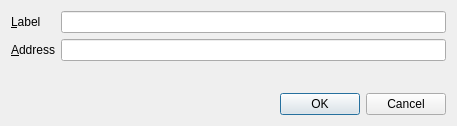
The window that src/qt/forms/editaddressdialog.ui (frozenflux3/munt-official) describes before a commit, drawn with Qt 5.
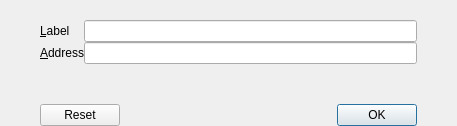
The same window after the commit. Custom widgets are drawn as their Qt base class.

```diff
--- a/src/qt/forms/editaddressdialog.ui
+++ b/src/qt/forms/editaddressdialog.ui
@@ -14,6 +14,21 @@
    <string>Edit Address</string>
   </property>
   <layout class="QVBoxLayout" name="verticalLayout">
+   <property name="spacing">
+    <number>0</number>
+   </property>
+   <property name="leftMargin">
+    <number>40</number>
+   </property>
+   <property name="topMargin">
+    <number>20</number>
+   </property>
+   <property name="rightMargin">
+    <number>40</number>
+   </property>
+   <property name="bottomMargin">
+    <number>0</number>
+   </property>
    <item>
     <layout class="QFormLayout" name="formLayout">
      <property name="fieldGrowthPolicy">
@@ -61,7 +76,7 @@
       <enum>Qt::Horizontal</enum>
      </property>
      <property name="standardButtons">
-      <set>QDialogButtonBox::Cancel|QDialogButtonBox::Ok</set>
+      <set>QDialogButtonBox::Ok|QDialogButtonBox::Reset</set>
      </property>
     </widget>
    </item>
```
Left out of the diff: 4 changed lines with no effect on the pictures.
